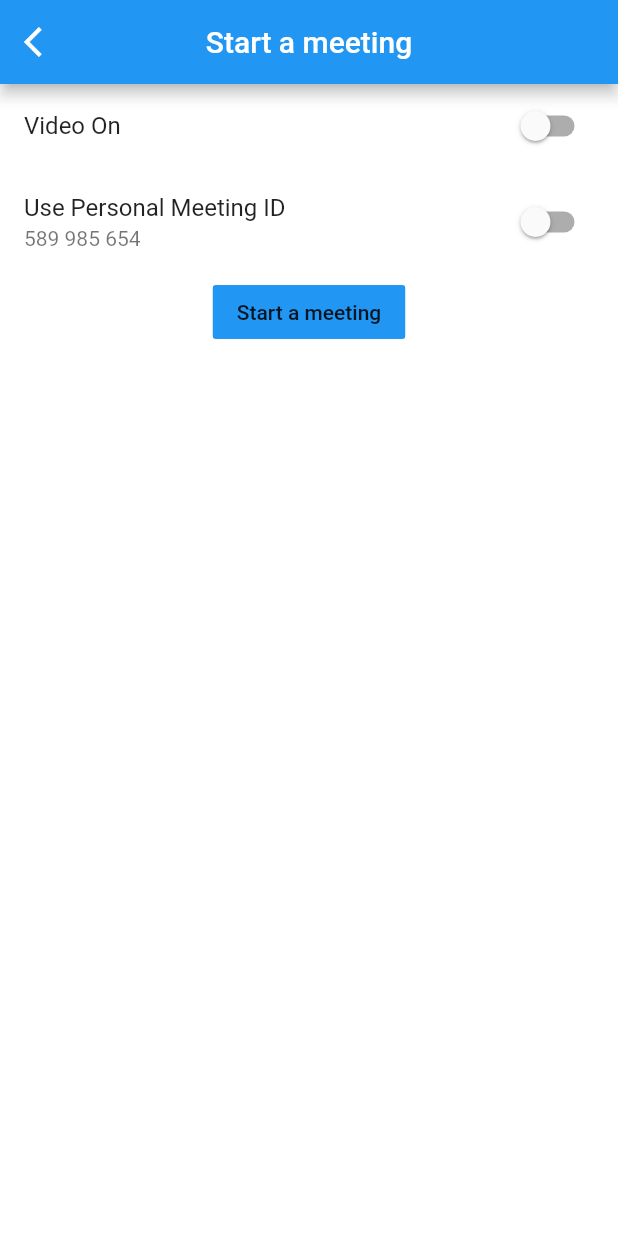
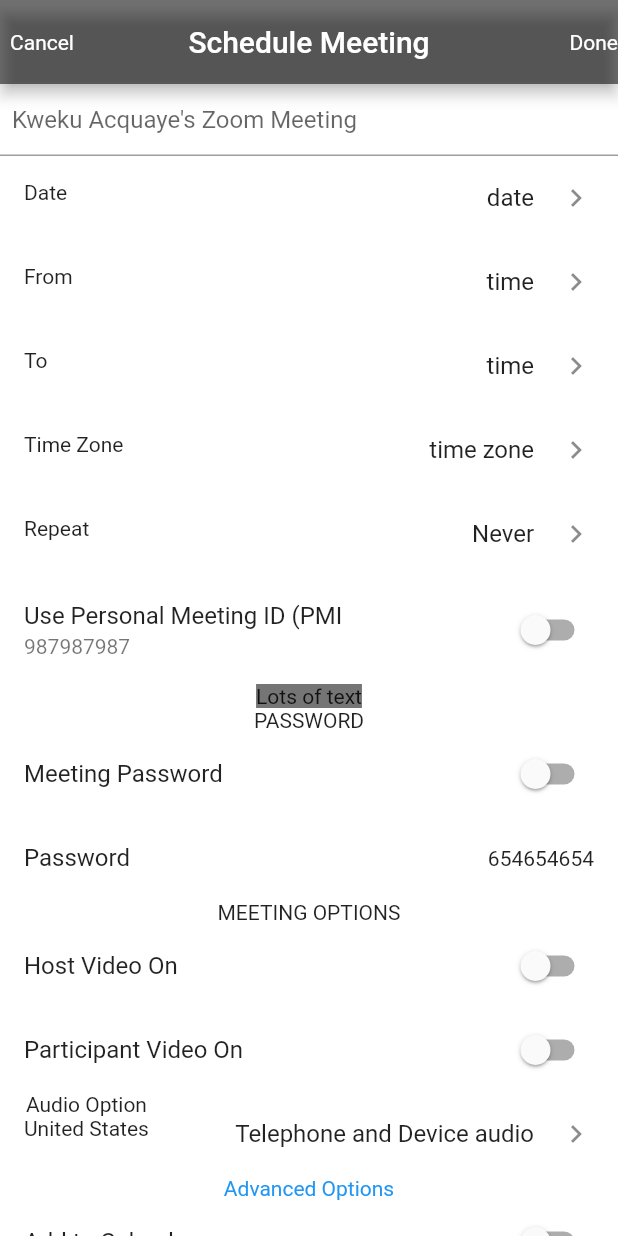
Before and after one commit to kwe-k-u/Cloning-Zoom, a Flutter app: the screen it shows after launch, on a phone screen of 412 x 824 dp. Run offline on Flutter 3.47's test engine with Material 2 defaults, Android fonts, the phone set to English and light mode, and no system bars.

Commit message:
ScheduleMeeting skeleton complete

```diff
--- /dev/null
+++ b/lib/UI/scheduleMeeting.dart
@@ -0,0 +1,146 @@
+import 'package:flutter/material.dart';
+import 'package:flutter/services.dart';
+
+class ScheduleMeeting extends StatefulWidget {
+  @override
+  _ScheduleMeetingState createState() => _ScheduleMeetingState();
+}
+
+class _ScheduleMeetingState extends State<ScheduleMeeting> {
+  @override
+  Widget build(BuildContext context) {
+    return MaterialApp(
+      debugShowCheckedModeBanner: false,
+      home: Scaffold(
+        backgroundColor: Colors.white70,
+        appBar: AppBar(
+          backgroundColor: Colors.black54,
+          centerTitle: true,
+          title: Text("Schedule Meeting"),
+          leading: Center(child: Text("Cancel")),
+          actions: <Widget>[
+            Center(child: Text("Done"))
+          ],
+        ),
+
+
+        body: SingleChildScrollView(
+          child: Column(
+            children: <Widget>[
+
+              TextField(
+                decoration: InputDecoration(
+                  contentPadding: EdgeInsets.only(left: 8.0),
+                  hintText: "Kweku Acquaye's Zoom Meeting"
+                ),
+              ),
+
+              ListTile(
+                leading: Text("Date"),
+                trailing: Icon(Icons.keyboard_arrow_right),
+                title: Text("date", textAlign: TextAlign.right,),
+              ),
+
+              ListTile(
+                leading: Text("From"),
+                trailing: Icon(Icons.keyboard_arrow_right),
+                title: Text("time", textAlign: TextAlign.right,),
+              ),
+
+              ListTile(
+                leading: Text("To"),
+                trailing: Icon(Icons.keyboard_arrow_right),
+                title: Text("time", textAlign: TextAlign.right,),
+              ),
+
+              ListTile(
+                leading: Text("Time Zone"),
+                trailing: Icon(Icons.keyboard_arrow_right),
+                title: Text("time zone", textAlign: TextAlign.right,),
+              ),
+
+              ListTile(
+                leading: Text("Repeat"),
+                trailing: Icon(Icons.keyboard_arrow_right),
+                title: Text("Never", textAlign: TextAlign.right,),
+              ),
+
+              SwitchListTile(
+                value: false,
+                onChanged: (value){
+
+                },
+                title: Text("Use Personal Meeting ID (PMI"),
+                subtitle: Text("987987987"),
+              ),
+
+              Container(
+                  color: Colors.black54,
+                  child: Text("Lots of text")
+              ),
+
+              Text("PASSWORD", textAlign: TextAlign.left,),
+
+              SwitchListTile(
+                title: Text("Meeting Password"),
+                value: false,
+                onChanged: (value){
+                },
+              ),
+
+              ListTile(
+                title: Text("Password"),
+                trailing: Text("654654654"),
+
+              ),
+
+              Text("MEETING OPTIONS",
+              textAlign: TextAlign.left,),
+
+              SwitchListTile(
+                title: Text("Host Video On"),
+                value: false,
+                onChanged: (value){
+                },
+              ),
+
+              SwitchListTile(
+                title: Text("Participant Video On"),
+                value: false,
+                onChanged: (value){
+                },
+              ),
+
+              ListTile(
+                leading: Column(
+                  children: <Widget>[
+                    Text("Audio Option"),
+                    Text("United States")
+                  ],
+                ),
+                title: Text("Telephone and Device audio", textAlign: TextAlign.right,),
+                trailing: Icon(Icons.keyboard_arrow_right),
+              ),
+
+              Text("Advanced Options",
+                textAlign: TextAlign.left,
+                style: TextStyle(
+                  color: Colors.blue,
+
+              ),
+              ),
+              SwitchListTile(
+                title: Text("Add to Calendar"),
+                value: false,
+                onChanged: (value){
+
+                },
+              )
+
+            ],
+          ),
+        ),
+      ),
+    );
+  }
+}
--- a/lib/main.dart
+++ b/lib/main.dart
@@ -2,6 +2,7 @@ import 'package:flutter/material.dart';
 import 'package:zoom_0720/UI/homepage.dart';
 import 'package:zoom_0720/UI/joinMeeting.dart';
 import 'package:zoom_0720/UI/meetings.dart';
+import 'package:zoom_0720/UI/scheduleMeeting.dart';
 import 'package:zoom_0720/UI/settings.dart';
 import 'package:zoom_0720/UI/startMeeting.dart';
 
@@ -12,6 +13,6 @@ void main() {
 class MyApp extends StatelessWidget {
   @override
   Widget build(BuildContext context) {
-    return StartMeeting();
+    return ScheduleMeeting();
   }
 }
```
